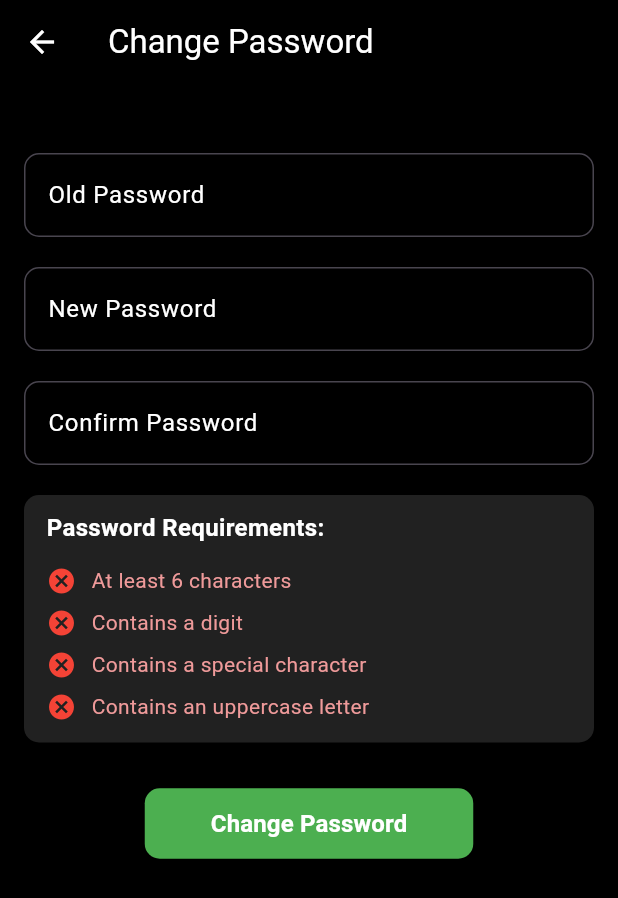
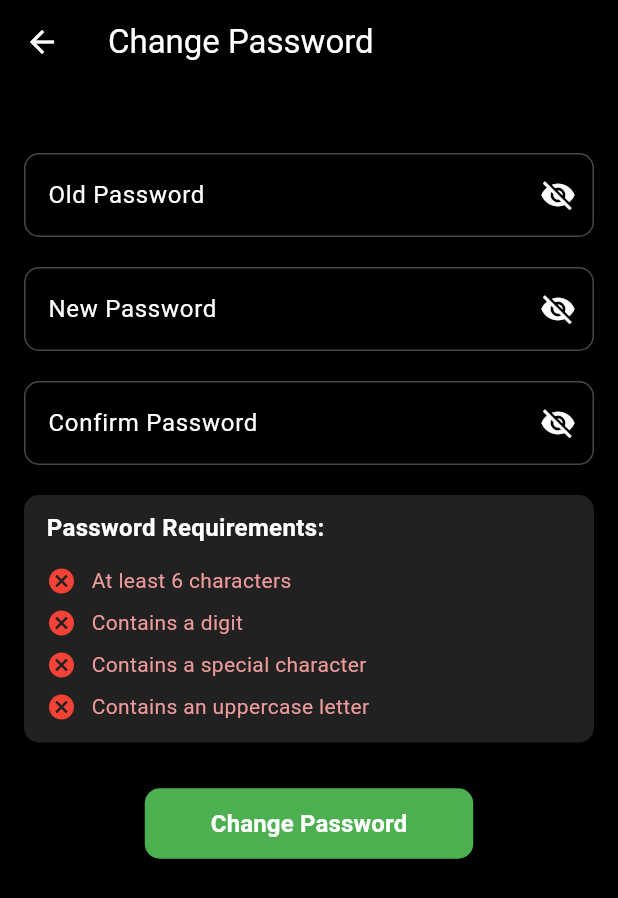
Before and after one commit to ShashwatXD/ott_app, a Flutter app: the ChangePasswordPage screen opened directly, on a phone screen of 412 x 824 dp. Shown: the top 898 px of the screen. Run offline on Flutter 3.47's test engine with Material 3 defaults, Android fonts, the phone set to English and light mode, and no system bars; our stand-ins replace animated_splash_screen, flutter_riverpod, flutter_secure_storage, share_plus, video_player; accounts and stored records are empty.

Commit message:
password change function

```diff
--- a/lib/screens/homescreen/changepass.dart
+++ b/lib/screens/homescreen/changepass.dart
@@ -18,6 +18,11 @@ class _ChangePasswordPageState extends State<ChangePasswordPage> {
   final FlutterSecureStorage _secureStorage = const FlutterSecureStorage();
 
   bool isLoading = false;
+
+  bool _isOldPasswordVisible = false;
+  bool _isNewPasswordVisible = false;
+  bool _isConfirmPasswordVisible = false;
+
   List<PasswordCriterion> passwordCriteria = [
     PasswordCriterion("At least 6 characters", (p) => p.length >= 6),
     PasswordCriterion("Contains a digit", (p) => RegExp(r'(?=.*?[0-9])').hasMatch(p)),
@@ -130,7 +135,7 @@ class _ChangePasswordPageState extends State<ChangePasswordPage> {
             TextButton(
               onPressed: () {
                 Navigator.of(context).pop();
-                Navigator.of(context).pop(); // Navigate back to the profile page
+                Navigator.of(context).pop();
               },
               child: const Text("OK"),
             ),
@@ -214,10 +219,21 @@ class _ChangePasswordPageState extends State<ChangePasswordPage> {
                     TextField(
                       controller: oldPasswordController,
                       style: const TextStyle(color: Colors.white),
-                      obscureText: true,
+                      obscureText: !_isOldPasswordVisible,
                       decoration: InputDecoration(
                         labelText: "Old Password",
                         labelStyle: const TextStyle(color: Colors.white),
+                        suffixIcon: IconButton(
+                          icon: Icon(
+                            _isOldPasswordVisible ? Icons.visibility : Icons.visibility_off,
+                            color: Colors.white,
+                          ),
+                          onPressed: () {
+                            setState(() {
+                              _isOldPasswordVisible = !_isOldPasswordVisible;
+                            });
+                          },
+                        ),
                         filled: true,
                         fillColor: Colors.transparent,
                         border: OutlineInputBorder(
@@ -230,13 +246,24 @@ class _ChangePasswordPageState extends State<ChangePasswordPage> {
                     TextField(
                       controller: newPasswordController,
                       style: const TextStyle(color: Colors.white),
-                      obscureText: true,
+                      obscureText: !_isNewPasswordVisible,
                       onChanged: (value) {
                         validatePassword(value);
                       },
                       decoration: InputDecoration(
                         labelText: "New Password",
                         labelStyle: const TextStyle(color: Colors.white),
+                        suffixIcon: IconButton(
+                          icon: Icon(
+                            _isNewPasswordVisible ? Icons.visibility : Icons.visibility_off,
+                            color: Colors.white,
+                          ),
+                          onPressed: () {
+                            setState(() {
+                              _isNewPasswordVisible = !_isNewPasswordVisible;
+                            });
+                          },
+                        ),
                         filled: true,
                         fillColor: Colors.transparent,
                         border: OutlineInputBorder(
@@ -249,10 +276,21 @@ class _ChangePasswordPageState extends State<ChangePasswordPage> {
                     TextField(
                       controller: confirmPasswordController,
                       style: const TextStyle(color: Colors.white),
-                      obscureText: true,
+                      obscureText: !_isConfirmPasswordVisible,
                       decoration: InputDecoration(
                         labelText: "Confirm Password",
                         labelStyle: const TextStyle(color: Colors.white),
+                        suffixIcon: IconButton(
+                          icon: Icon(
+                            _isConfirmPasswordVisible ? Icons.visibility : Icons.visibility_off,
+                            color: Colors.white,
+                          ),
+                          onPressed: () {
+                            setState(() {
+                              _isConfirmPasswordVisible = !_isConfirmPasswordVisible;
+                            });
+                          },
+                        ),
                         filled: true,
                         fillColor: Colors.transparent,
                         border: OutlineInputBorder(
@@ -262,7 +300,6 @@ class _ChangePasswordPageState extends State<ChangePasswordPage> {
                       ),
                     ),
                     const SizedBox(height: 20),
-                    // New password criteria list
                     _buildPasswordCriteriaList(),
                     const SizedBox(height: 30),
                     ElevatedButton(
@@ -277,7 +314,7 @@ class _ChangePasswordPageState extends State<ChangePasswordPage> {
                         padding: EdgeInsets.symmetric(horizontal: 20.0, vertical: 12.0),
                         child: Text(
                           "Change Password",
-                          style: TextStyle(fontSize: 16, fontWeight: FontWeight.bold,color: Colors.white),
+                          style: TextStyle(fontSize: 16, fontWeight: FontWeight.bold, color: Colors.white),
                         ),
                       ),
                     ),
@@ -291,7 +328,6 @@ class _ChangePasswordPageState extends State<ChangePasswordPage> {
   }
 }
 
-// New class to represent password criteria
 class PasswordCriterion {
   final String description;
   final bool Function(String) validator;
```
Also changed, not shown: 1 other file.
